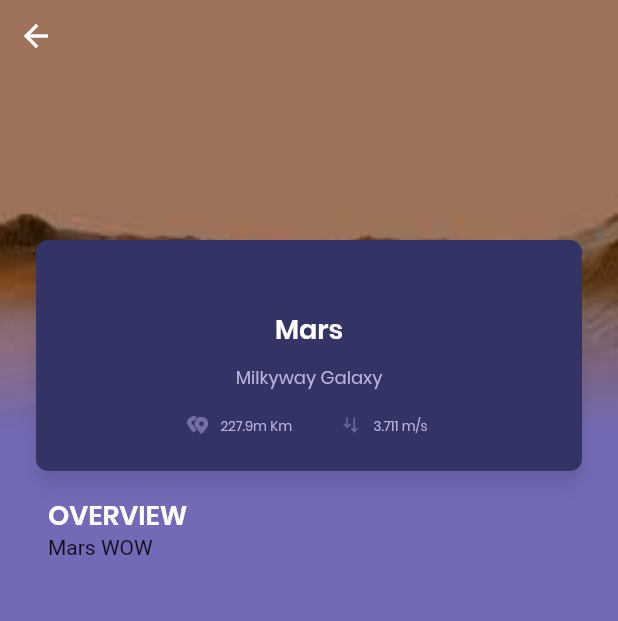
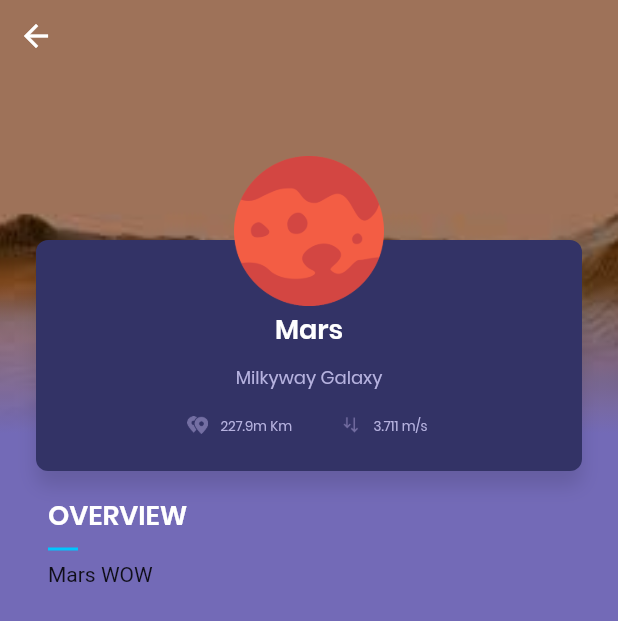
Before and after one commit to Isandaddy/planetsApp, a Flutter app: the screen it shows after launch, after a tap on "Mars", on a phone screen of 412 x 824 dp. Shown: the top 621 px of the screen. Run offline on Flutter 3.47's test engine with Material 2 defaults, Android fonts, the phone set to English and light mode, and no system bars.

Commit message:
create planetThumbnail use Hero Animation

```diff
--- a/lib/DetailPage.dart
+++ b/lib/DetailPage.dart
@@ -73,6 +73,12 @@ Widget _getContent(Planet planet){
               _overviewTitle,
               style: headerTextStyle(),
             ),
+            Container(
+              margin: EdgeInsets.symmetric(vertical: 8.0),
+              height: 2.0,
+              width: 20.0,
+              color: Color(0xff00c6ff),
+            ),
             //Separator(),
             Text(planet.description),
           ],
--- a/lib/PlanetSummary.dart
+++ b/lib/PlanetSummary.dart
@@ -12,6 +12,19 @@ class PlanetSummary extends StatelessWidget {
   PlanetSummary.vertical(this.planet) : horizontal = false;
   @override
   Widget build(BuildContext context) {
+
+    final planetThumbnail =Container(
+      margin: EdgeInsets.symmetric(vertical: 16.0),
+      alignment: horizontal ? FractionalOffset.centerLeft : FractionalOffset.center,
+      child: Hero(
+          tag: "planet_hero ${planet.id}",
+          child: Image(
+            image: AssetImage(planet.image),
+            height: 100.0,
+            width: 100.0,
+          )
+      ),
+    );
 
     Widget _planetValue({String value, String image}) {
       return Container(
@@ -107,6 +120,7 @@ class PlanetSummary extends StatelessWidget {
         child: Stack(
           children: <Widget>[
             planetCard,
+            planetThumbnail,
           ],
         ),
       ),
```
